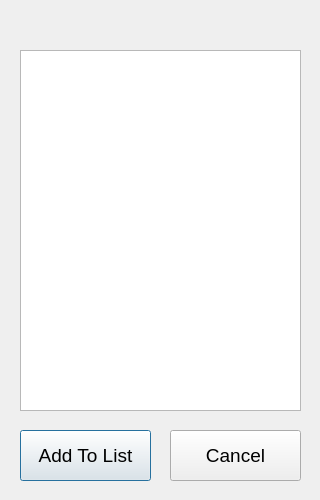
Qt form ui/SpeciesList.ui (guyuhong/CLAMS) before a commit.
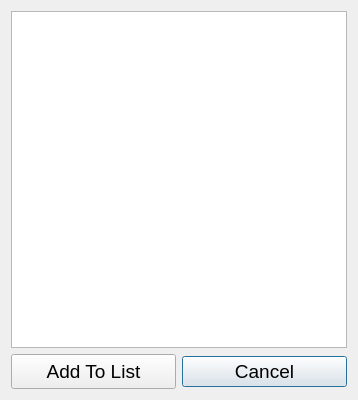
The same form after that commit.

```diff
--- a/ui/SpeciesList.ui
+++ b/ui/SpeciesList.ui
@@ -6,54 +6,23 @@
    <rect>
     <x>0</x>
     <y>0</y>
-    <width>320</width>
-    <height>500</height>
+    <width>332</width>
+    <height>400</height>
    </rect>
   </property>
   <property name="windowTitle">
    <string>Species List</string>
   </property>
-  <widget class="QListWidget" name="listWidget">
-   <property name="geometry">
-    <rect>
-     <x>20</x>
-     <y>50</y>
-     <width>281</width>
-     <height>361</height>
-    </rect>
-   </property>
-   <property name="font">
-    <font>
-     <pointsize>12</pointsize>
-    </font>
-   </property>
-  </widget>
-  <widget class="QPushButton" name="pushButton">
-   <property name="geometry">
-    <rect>
-     <x>20</x>
-     <y>430</y>
-     <width>131</width>
-     <height>51</height>
-    </rect>
-   </property>
-   <property name="font">
-    <font>
-     <pointsize>14</pointsize>
-    </font>
-   </property>
-   <property name="text">
-    <string>Add To List</string>
-   </property>
-  </widget>
+  <layout class="QVBoxLayout" name="verticalLayout">
+   <item>
+    <layout class="QGridLayout" name="gridLayout">
+     <item row="1" column="1">
   <widget class="QPushButton" name="pushButton_2">
-   <property name="geometry">
-    <rect>
-     <x>170</x>
-     <y>430</y>
-     <width>131</width>
-     <height>51</height>
-    </rect>
+       <property name="minimumSize">
+        <size>
+         <width>165</width>
+         <height>0</height>
+        </size>
    </property>
    <property name="font">
     <font>
@@ -64,6 +33,37 @@
     <string>Cancel</string>
    </property>
   </widget>
+     </item>
+     <item row="1" column="0">
+      <widget class="QPushButton" name="pushButton">
+       <property name="minimumSize">
+        <size>
+         <width>165</width>
+         <height>35</height>
+        </size>
+       </property>
+       <property name="font">
+        <font>
+         <pointsize>14</pointsize>
+        </font>
+       </property>
+       <property name="text">
+        <string>Add To List</string>
+       </property>
+      </widget>
+     </item>
+     <item row="0" column="0" colspan="2">
+      <widget class="QListWidget" name="listWidget">
+       <property name="font">
+        <font>
+         <pointsize>12</pointsize>
+        </font>
+       </property>
+      </widget>
+     </item>
+    </layout>
+   </item>
+  </layout>
  </widget>
  <resources/>
  <connections/>
```
Lines whose indentation alone changed are shown as unchanged.
